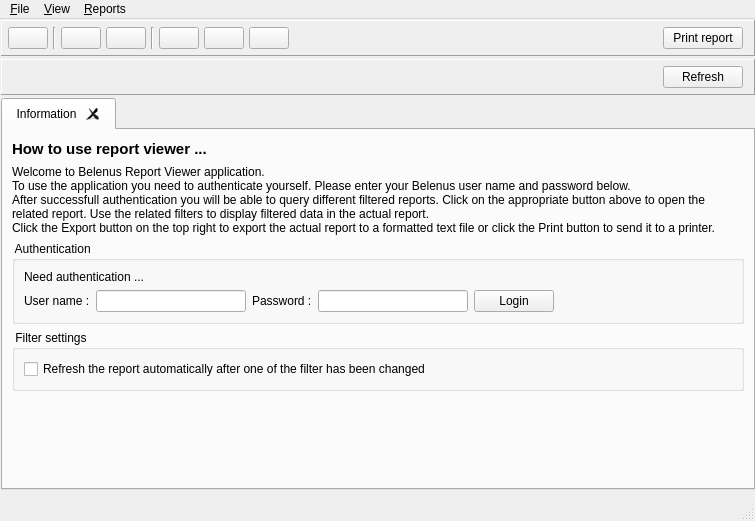
tbikfalvi/Belenus, file viewer/wndmain.ui: the form before one commit.
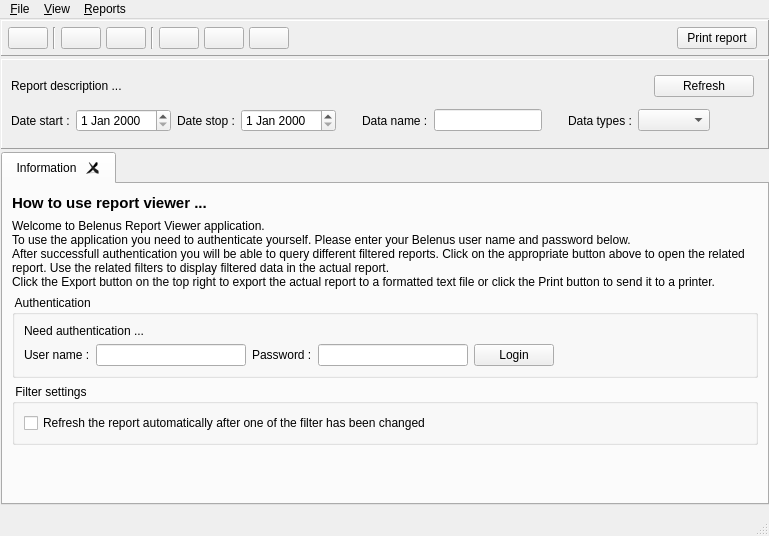
The form after the commit.

What changed in the file:
```diff
--- a/viewer/wndmain.ui
+++ b/viewer/wndmain.ui
@@ -6,8 +6,8 @@
    <rect>
     <x>0</x>
     <y>0</y>
-    <width>755</width>
-    <height>521</height>
+    <width>769</width>
+    <height>536</height>
    </rect>
   </property>
   <property name="windowTitle">
@@ -202,41 +202,46 @@
     </item>
     <item>
      <widget class="QFrame" name="frameFilterbar">
+      <property name="minimumSize">
+       <size>
+        <width>0</width>
+        <height>90</height>
+       </size>
+      </property>
       <property name="frameShape">
        <enum>QFrame::Panel</enum>
       </property>
       <property name="frameShadow">
        <enum>QFrame::Raised</enum>
       </property>
+      <layout class="QVBoxLayout" name="verticalLayout_5">
+       <item>
       <layout class="QHBoxLayout" name="horizontalLayout_3">
-       <property name="spacing">
-        <number>5</number>
-       </property>
-       <property name="margin">
-        <number>6</number>
-       </property>
        <item>
-        <spacer name="horizontalSpacer_4">
-         <property name="orientation">
-          <enum>Qt::Horizontal</enum>
-         </property>
-         <property name="sizeHint" stdset="0">
-          <size>
-           <width>647</width>
-           <height>20</height>
-          </size>
-         </property>
-        </spacer>
+          <widget class="QLabel" name="lblReportDescription">
+           <property name="text">
+            <string>Report description ... </string>
+           </property>
+           <property name="wordWrap">
+            <bool>true</bool>
+           </property>
+          </widget>
        </item>
        <item>
         <widget class="QPushButton" name="pbRefresh">
+           <property name="maximumSize">
+            <size>
+             <width>100</width>
+             <height>16777215</height>
+            </size>
+           </property>
          <property name="text">
           <string> Refresh </string>
          </property>
          <property name="iconSize">
           <size>
-           <width>30</width>
-           <height>30</height>
+             <width>16</width>
+             <height>16</height>
           </size>
          </property>
         </widget>
@@ -258,6 +263,107 @@
         </spacer>
        </item>
       </layout>
+       </item>
+       <item>
+        <layout class="QHBoxLayout" name="layoutFilters">
+         <item>
+          <widget class="QLabel" name="lblFilterDateStart">
+           <property name="text">
+            <string>Date start :</string>
+           </property>
+          </widget>
+         </item>
+         <item>
+          <widget class="QDateEdit" name="dtFilterDateStart"/>
+         </item>
+         <item>
+          <widget class="QLabel" name="lblFilterDateStop">
+           <property name="text">
+            <string>Date stop :</string>
+           </property>
+          </widget>
+         </item>
+         <item>
+          <widget class="QDateEdit" name="dtFilterDateStop"/>
+         </item>
+         <item>
+          <spacer name="spacerFilter1">
+           <property name="orientation">
+            <enum>Qt::Horizontal</enum>
+           </property>
+           <property name="sizeType">
+            <enum>QSizePolicy::Fixed</enum>
+           </property>
+           <property name="sizeHint" stdset="0">
+            <size>
+             <width>20</width>
+             <height>20</height>
+            </size>
+           </property>
+          </spacer>
+         </item>
+         <item>
+          <widget class="QLabel" name="lblFilterDataName">
+           <property name="text">
+            <string>Data name :</string>
+           </property>
+          </widget>
+         </item>
+         <item>
+          <widget class="QLineEdit" name="ledFilterDataName">
+           <property name="maximumSize">
+            <size>
+             <width>250</width>
+             <height>16777215</height>
+            </size>
+           </property>
+          </widget>
+         </item>
+         <item>
+          <spacer name="spacerFilter2">
+           <property name="orientation">
+            <enum>Qt::Horizontal</enum>
+           </property>
+           <property name="sizeType">
+            <enum>QSizePolicy::Fixed</enum>
+           </property>
+           <property name="sizeHint" stdset="0">
+            <size>
+             <width>20</width>
+             <height>20</height>
+            </size>
+           </property>
+          </spacer>
+         </item>
+         <item>
+          <widget class="QLabel" name="lblFilterDataType">
+           <property name="text">
+            <string>Data types :</string>
+           </property>
+          </widget>
+         </item>
+         <item>
+          <widget class="QComboBox" name="cmbFilterDataTypes"/>
+         </item>
+         <item>
+          <spacer name="spacerFilter3">
+           <property name="orientation">
+            <enum>Qt::Horizontal</enum>
+           </property>
+           <property name="sizeType">
+            <enum>QSizePolicy::Expanding</enum>
+           </property>
+           <property name="sizeHint" stdset="0">
+            <size>
+             <width>40</width>
+             <height>20</height>
+            </size>
+           </property>
+          </spacer>
+         </item>
+        </layout>
+       </item>
+      </layout>
      </widget>
     </item>
     <item>
@@ -440,7 +546,7 @@
     <rect>
      <x>0</x>
      <y>0</y>
-     <width>755</width>
+     <width>769</width>
      <height>20</height>
     </rect>
    </property>
```
Lines whose indentation alone changed are shown as unchanged.
